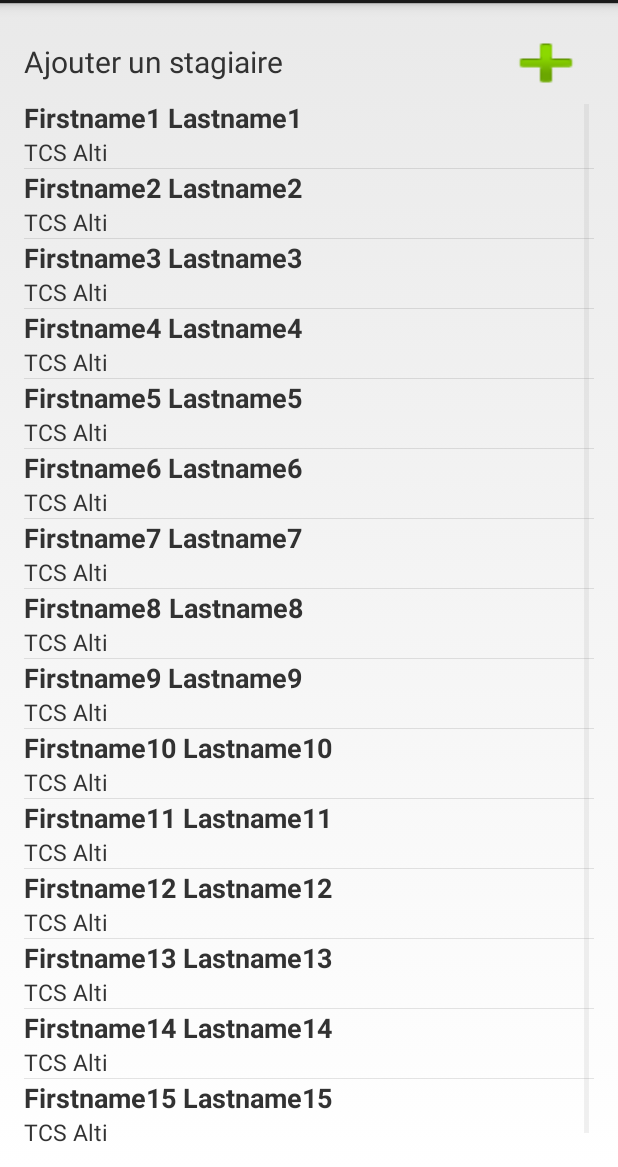
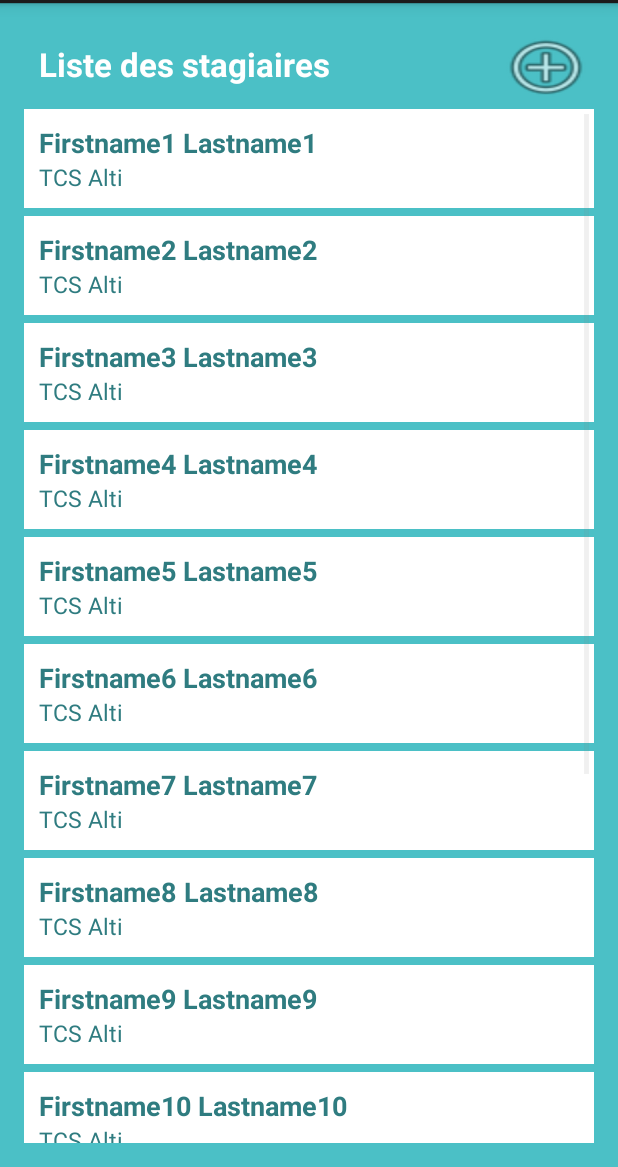
Before and after one commit to Mugiwaranojo/QCMPlus, an Android app: the UserListActivity screen opened directly, with no data from a screen before it, on a phone screen of 412 x 824 dp, the part 69-1236 px from its top. Run offline under Robolectric (Android 15) with nearby library versions, the phone set to English and light mode, and no system bars.

Commit message:
Formulaires de modification

```diff
--- a/QCMPlusAdmin/app/src/main/java/thomascorfield/fr/qcmplusadmin/Controllers/UserListActivity.java
+++ b/QCMPlusAdmin/app/src/main/java/thomascorfield/fr/qcmplusadmin/Controllers/UserListActivity.java
@@ -32,6 +32,8 @@ public class UserListActivity extends Activity {
 
     private ArrayList<User> users;
 
+    private Intent addUserPageIntent;
+
     @Override
     protected void onCreate(Bundle savedInstanceState) {
         super.onCreate(savedInstanceState);
@@ -40,21 +42,18 @@ public class UserListActivity extends Activity {
         this.users = User.getAllUsers(15);
 
         this.listView = (ListView) findViewById(R.id.listView);
-
         UserAdapter adapter = new UserAdapter();
-
         this.listView.setAdapter(adapter);
 
+        this.addUserPageIntent = new Intent(this, UserSaveActivity.class);
+
         this.addUserBtn = (Button) findViewById(R.id.addUserBtn);
-
-        final Intent addUserPageIntent;
-        addUserPageIntent = new Intent(this, UserSaveActivity.class);
-
         this.addUserBtn.setOnClickListener(new View.OnClickListener(){
 
             @Override
             public void onClick(View view) {
 
+                addUserPageIntent.putExtra("User", new User());
                 startActivity(addUserPageIntent);
             }
         });
@@ -89,8 +88,10 @@ public class UserListActivity extends Activity {
         switch (item.getItemId()) {
 
             case ACTION_MODIFY:
-                //onMusicSelected(musicSelected);
-                Toast.makeText(this, "Modifier", Toast.LENGTH_LONG).show();
+
+                addUserPageIntent.putExtra("User", userSelected);
+                startActivity(addUserPageIntent);
+                //Toast.makeText(this, "Modifier", Toast.LENGTH_LONG).show();
                 break;
 
             case ACTION_DELETE:
@@ -131,13 +132,13 @@ public class UserListActivity extends Activity {
 
             LayoutInflater inflater = (LayoutInflater) getSystemService(LAYOUT_INFLATER_SERVICE);
 
-            View cell = inflater.inflate(R.layout.user_list_cell, null);
+            View cell = inflater.inflate(R.layout.layout_list_cell, null);
 
             TextView titleTextView = (TextView) cell.findViewById(R.id.titleTextView);
-            TextView companyTextView = (TextView) cell.findViewById(R.id.companyTextView);
+            TextView descriptionTextView = (TextView) cell.findViewById(R.id.descriptionTextView);
 
             titleTextView.setText(userToDisplay.toString());
-            companyTextView.setText(userToDisplay.getCompany());
+            descriptionTextView.setText(userToDisplay.getCompany());
 
             return cell;
         }
--- a/QCMPlusAdmin/app/src/main/java/thomascorfield/fr/qcmplusadmin/Model/User.java
+++ b/QCMPlusAdmin/app/src/main/java/thomascorfield/fr/qcmplusadmin/Model/User.java
@@ -93,7 +93,10 @@ public class User implements Serializable {
             User u = new User();
             u.setFirstname("Firstname" + (i + 1));
             u.setLastname("Lastname" + (i + 1));
+            u.setLogin("Login" + (i + 1));
+            u.setPassword("Password" + (i + 1));
             u.setCompany("TCS Alti");
+            u.setAdmin(true);
 
             list.add(u);
         }
--- a/QCMPlusAdmin/app/src/main/java/thomascorfield/fr/qcmplusadmin/Service/MCQService.java
+++ b/QCMPlusAdmin/app/src/main/java/thomascorfield/fr/qcmplusadmin/Service/MCQService.java
@@ -9,8 +9,8 @@ import com.parse.Parse;
 
 public class MCQService {
 
-    private String API_KEY = "";
-    private String CLIENT_KEY = "";
+    private String API_KEY = "Z4Jxdk8TR8piZ2SLUGtdi6VDAoRI3qVx6NVB7YlW";
+    private String CLIENT_KEY = "GL0hetM0cEen5fhjvkx6LUxjkin4lKNb1llNnnDy";
 
     private static MCQService sInstance;
 
--- a/QCMPlusAdmin/app/src/main/res/layout/activity_login.xml
+++ b/QCMPlusAdmin/app/src/main/res/layout/activity_login.xml
@@ -51,7 +51,7 @@
             android:textColor="@android:color/white"
             android:padding="10dp"
             android:layout_margin="5dp"
-            android:layout_gravity="center_horizontal" />
+            android:layout_gravity="center" />
 
     </LinearLayout>
 
--- a/QCMPlusAdmin/app/src/main/res/layout/activity_mcq_save.xml
+++ b/QCMPlusAdmin/app/src/main/res/layout/activity_mcq_save.xml
@@ -5,7 +5,7 @@
     android:background="#4BC0C6">
 
     <TextView
-        android:text="Ajouter un questionnaire"
+        android:text="Ajouter/Modifier un questionnaire"
         android:gravity="center"
         android:layout_width="match_parent"
         android:textAppearance="?android:attr/textAppearanceLarge"
--- a/QCMPlusAdmin/app/src/main/res/layout/activity_user_list.xml
+++ b/QCMPlusAdmin/app/src/main/res/layout/activity_user_list.xml
@@ -7,27 +7,34 @@
     android:paddingTop="@dimen/activity_vertical_margin"
     android:paddingBottom="@dimen/activity_vertical_margin"
     android:layout_width="match_parent"
-    android:layout_height="match_parent">
+    android:layout_height="match_parent"
+    android:background="#4BC0C6">
 
     <LinearLayout
         android:layout_width="fill_parent"
         android:layout_height="wrap_content"
-        android:orientation="horizontal">
+        android:orientation="horizontal"
+        android:layout_marginBottom="5dp">
         <TextView
             android:layout_width="fill_parent"
             android:layout_height="wrap_content"
-            android:text="Ajouter un stagiaire"
+            android:textColor="@android:color/white"
+            android:text="Liste des stagiaires"
             android:layout_weight="1"
-            android:textSize="20sp"/>
+            android:textStyle="bold"
+            android:textSize="22sp"
+            android:padding="10dp" />
         <Button
             android:id="@+id/addUserBtn"
             android:layout_width="wrap_content"
             android:layout_height="wrap_content"
-            android:background="@android:drawable/ic_input_add"/>
+            android:background="@android:drawable/ic_menu_add"/>
     </LinearLayout>
 
     <ListView
         android:id="@+id/listView"
+        android:dividerHeight="5sp"
+        android:divider="@android:color/transparent"
         android:layout_width="fill_parent"
         android:layout_height="fill_parent" />
 
--- a/QCMPlusAdmin/app/src/main/res/layout/activity_user_save.xml
+++ b/QCMPlusAdmin/app/src/main/res/layout/activity_user_save.xml
@@ -5,7 +5,7 @@
     android:background="#4BC0C6">
 
     <TextView
-        android:text="Ajouter un stagiaire"
+        android:text="Ajouter/Modifier un stagiaire"
         android:gravity="center"
         android:layout_width="match_parent"
         android:textAppearance="?android:attr/textAppearanceLarge"
--- a/QCMPlusAdmin/app/src/main/res/layout/mcq_list_cell.xml
+++ b/QCMPlusAdmin/app/src/main/res/layout/layout_list_cell.xml
@@ -4,7 +4,8 @@
     android:orientation="horizontal"
     android:layout_width="match_parent"
     android:layout_height="wrap_content"
-    android:layout_gravity="">
+    android:background="@android:color/white"
+    android:padding="10dp">
 
     <LinearLayout
         android:layout_width="fill_parent"
@@ -15,16 +16,18 @@
         <TextView
             android:layout_width="fill_parent"
             android:layout_height="wrap_content"
-            android:text="MCQ 1"
+            android:id="@+id/titleTextView"
+            android:textColor="#2F7C80"
+            android:text="Title Text"
             android:textStyle="bold"
-            android:textSize="18sp"
-            android:id="@+id/titleTextView"/>
+            android:textSize="18sp"/>
         <TextView
             android:layout_width="fill_parent"
             android:layout_height="wrap_content"
-            android:text="Un chouette QCM"
-            android:textSize="15sp"
-            android:id="@+id/descriptionTextView"/>
+            android:id="@+id/descriptionTextView"
+            android:text="Description Text"
+            android:textColor="#2F7C80"
+            android:textSize="15sp"/>
 
     </LinearLayout>
 
--- a/QCMPlusAdmin/app/src/main/res/layout/user_list_cell.xml
+++ /dev/null
@@ -1,31 +0,0 @@
-<?xml version="1.0" encoding="utf-8"?>
-
-<LinearLayout xmlns:android="http://schemas.android.com/apk/res/android"
-    android:orientation="horizontal"
-    android:layout_width="match_parent"
-    android:layout_height="wrap_content"
-    android:layout_gravity="">
-
-    <LinearLayout
-        android:layout_width="fill_parent"
-        android:layout_height="fill_parent"
-        android:orientation="vertical"
-        android:layout_weight="1">
-
-        <TextView
-            android:layout_width="fill_parent"
-            android:layout_height="wrap_content"
-            android:text="User 1"
-            android:textStyle="bold"
-            android:textSize="18sp"
-            android:id="@+id/titleTextView"/>
-        <TextView
-            android:layout_width="fill_parent"
-            android:layout_height="wrap_content"
-            android:text="TCS Alti"
-            android:textSize="15sp"
-            android:id="@+id/companyTextView"/>
-
-    </LinearLayout>
-
-</LinearLayout>
```
Also changed, not shown: QCMPlusAdmin/app/src/main/java/thomascorfield/fr/qcmplusadmin/Controllers/LoginActivity.java (+7 -3 lines), QCMPlusAdmin/app/src/main/java/thomascorfield/fr/qcmplusadmin/Controllers/MCQListActivity.java (+12 -11 lines), QCMPlusAdmin/app/src/main/java/thomascorfield/fr/qcmplusadmin/Controllers/MCQSaveActivity.java (+26 -1 lines), QCMPlusAdmin/app/src/main/java/thomascorfield/fr/qcmplusadmin/Controllers/UserSaveActivity.java (+50 -1 lines), QCMPlusAdmin/app/src/main/res/layout/activity_mcq_list.xml (+12 -5 lines).
